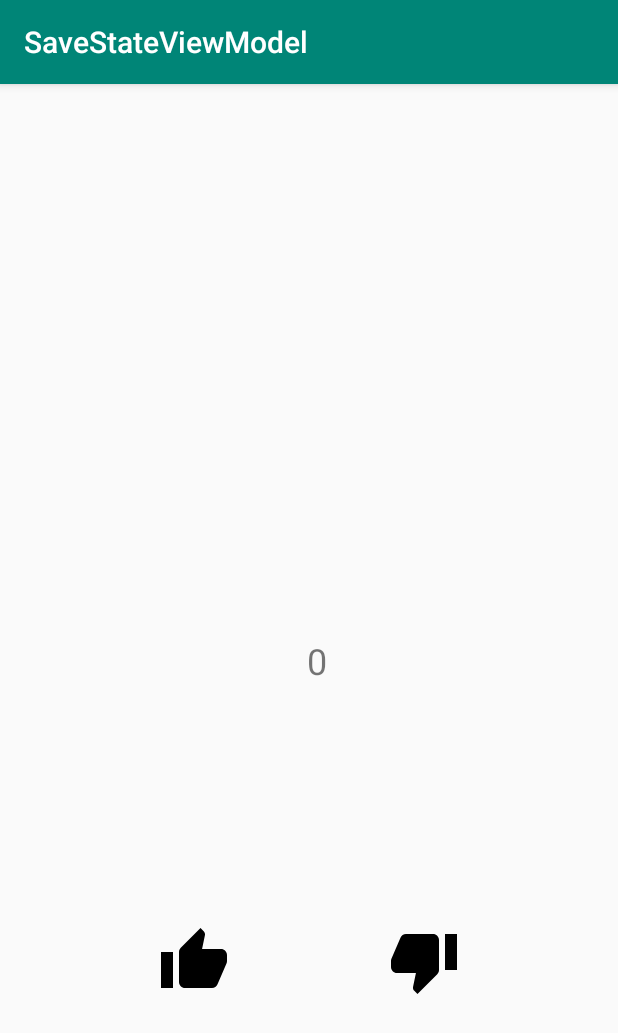
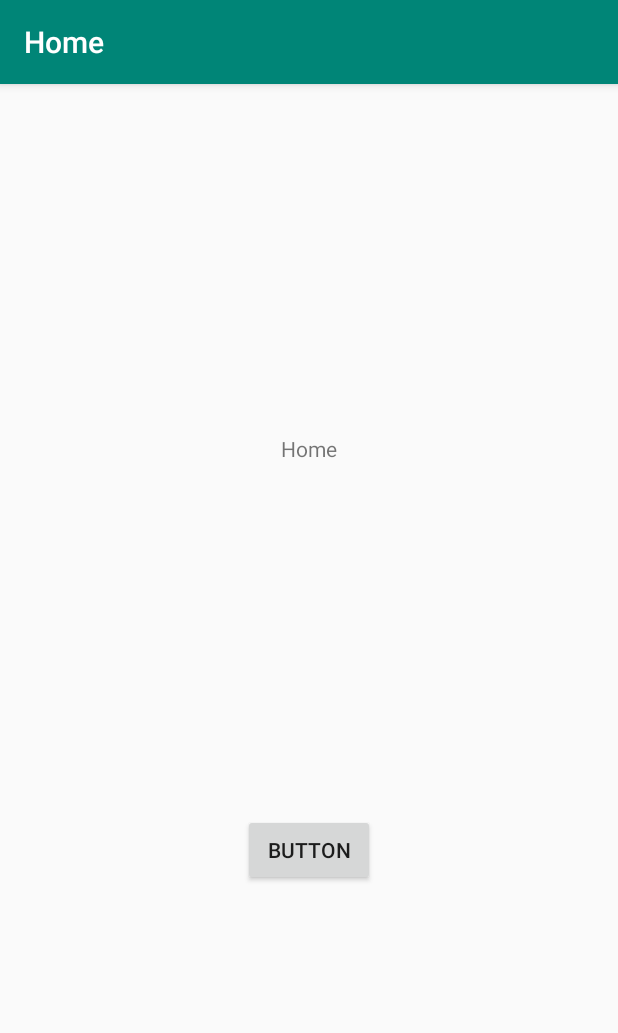
Before and after one commit to YouLe2016/Android, an Android app: the screen it shows after launch (SaveStateViewModelActivity before the commit, MainActivity after it), on a phone screen of 412 x 824 dp. Shown: the top 1033 px of the screen. Run offline under Robolectric (Android 15) with nearby library versions, the phone set to English and light mode, and no system bars; our stand-ins replace navigation-ui.

Commit message:
Navigation简单实现

```diff
--- a/app/build.gradle
+++ b/app/build.gradle
@@ -37,4 +37,6 @@ dependencies {
     androidTestImplementation 'androidx.test.espresso:espresso-core:3.2.0'
     implementation 'androidx.lifecycle:lifecycle-extensions:2.1.0'
     implementation 'androidx.lifecycle:lifecycle-viewmodel-savedstate:1.0.0-alpha05'
+    implementation 'androidx.navigation:navigation-fragment-ktx:2.1.0'
+    implementation 'androidx.navigation:navigation-ui-ktx:2.1.0'
 }
--- a/app/src/main/java/com/wyl/android/lifecycle/BaseActivity.kt
+++ b/app/src/main/java/com/wyl/android/lifecycle/BaseActivity.kt
@@ -38,15 +38,50 @@ import androidx.appcompat.app.AppCompatActivity
  * 内容描述：
  * 修改说明：
  */
+
+const val Lifecycle = "lifecycle"
+
 open class BaseActivity : AppCompatActivity() {
     protected val tag = this.javaClass.name
 
     override fun onCreate(savedInstanceState: Bundle?) {
+        Log.d(Lifecycle, "onCreate")
         super.onCreate(savedInstanceState)
     }
 
+    override fun onRestart() {
+        Log.d(Lifecycle, "onRestart")
+        super.onRestart()
+    }
+
+    override fun onStart() {
+        Log.d(Lifecycle, "onStart")
+        super.onStart()
+    }
+
+    override fun onResume() {
+        Log.d(Lifecycle, "onResume")
+        super.onResume()
+    }
+
+    override fun onPause() {
+        Log.d(Lifecycle, "onPause")
+        super.onPause()
+    }
+
+    override fun onSaveInstanceState(outState: Bundle) {
+        Log.d(Lifecycle, "onSaveInstanceState")
+        super.onSaveInstanceState(outState)
+    }
+
+    override fun onStop() {
+        Log.d(Lifecycle, "onStop")
+        super.onStop()
+    }
+
     override fun onDestroy() {
-        Log.d(tag, "onDestroy")
+        Log.d(Lifecycle, "onDestroy")
         super.onDestroy()
     }
+
 }
--- /dev/null
+++ b/app/src/main/java/com/wyl/android/navigation/HomeFragment.kt
@@ -0,0 +1,35 @@
+package com.wyl.android.navigation
+
+
+import android.os.Bundle
+import androidx.fragment.app.Fragment
+import android.view.LayoutInflater
+import android.view.View
+import android.view.ViewGroup
+import androidx.navigation.Navigation
+
+import com.wyl.android.R
+import kotlinx.android.synthetic.main.navigation_home_fragment.*
+
+/**
+ * A simple [Fragment] subclass.
+ */
+class HomeFragment : Fragment() {
+
+    override fun onCreateView(
+        inflater: LayoutInflater, container: ViewGroup?,
+        savedInstanceState: Bundle?
+    ): View? {
+        return inflater.inflate(R.layout.navigation_home_fragment, container, false)
+    }
+
+    override fun onActivityCreated(savedInstanceState: Bundle?) {
+        super.onActivityCreated(savedInstanceState)
+        button.setOnClickListener {
+            // val navController = NavHostFragment.findNavController(this)
+            val navController = Navigation.findNavController(it)
+            navController.navigate(R.id.action_homeFragment_to_detailFragment)
+        }
+    }
+
+}
--- /dev/null
+++ b/app/src/main/java/com/wyl/android/navigation/MainActivity.java
@@ -0,0 +1,51 @@
+package com.wyl.android.navigation;
+
+import android.os.Bundle;
+
+import androidx.annotation.Nullable;
+import androidx.navigation.NavController;
+import androidx.navigation.Navigation;
+import androidx.navigation.ui.NavigationUI;
+import androidx.navigation.ui.NavigationViewKt;
+
+import com.google.android.material.navigation.NavigationView;
+import com.wyl.android.R;
+import com.wyl.android.lifecycle.BaseActivity;
+
+/**
+ * 项目名称：android-learn
+ * 创建人：江心才子
+ * 创建时间：2019-9-23 17:54:15
+ * 内容描述：
+ * 修改说明：
+ */
+public class MainActivity extends BaseActivity {
+
+    @Override
+    public void onCreate(@Nullable Bundle savedInstanceState) {
+        super.onCreate(savedInstanceState);
+        setContentView(R.layout.activity_main);
+
+        final NavController navController = Navigation.findNavController(this, R.id.fragment);
+        NavigationUI.setupActionBarWithNavController(this, navController);
+    }
+
+    @Override
+    public boolean onSupportNavigateUp() {
+//        return super.onSupportNavigateUp();
+        final NavController navController = Navigation.findNavController(this, R.id.fragment);
+        return navController.navigateUp();
+    }
+
+    @Override
+    protected void onStart() {
+        super.onStart();
+    }
+
+    @Override
+    protected void onDestroy() {
+        super.onDestroy();
+    }
+
+
+}
--- a/app/src/main/res/layout/activity_main.xml
+++ b/app/src/main/res/layout/activity_main.xml
@@ -1,7 +1,18 @@
 <?xml version="1.0" encoding="utf-8"?>
-<LinearLayout xmlns:android="http://schemas.android.com/apk/res/android"
+<androidx.constraintlayout.widget.ConstraintLayout xmlns:android="http://schemas.android.com/apk/res/android"
+    xmlns:app="http://schemas.android.com/apk/res-auto"
     android:layout_width="match_parent"
-    android:layout_height="match_parent"
-    android:orientation="vertical">
+    android:layout_height="match_parent">
 
-</LinearLayout>
+    <fragment
+        android:id="@+id/fragment"
+        android:name="androidx.navigation.fragment.NavHostFragment"
+        android:layout_width="0dp"
+        android:layout_height="0dp"
+        app:defaultNavHost="true"
+        app:layout_constraintBottom_toBottomOf="parent"
+        app:layout_constraintEnd_toEndOf="parent"
+        app:layout_constraintStart_toStartOf="parent"
+        app:layout_constraintTop_toTopOf="parent"
+        app:navGraph="@navigation/my_nav_graph" />
+</androidx.constraintlayout.widget.ConstraintLayout>
--- /dev/null
+++ b/app/src/main/res/layout/navigation_home_fragment.xml
@@ -0,0 +1,30 @@
+<?xml version="1.0" encoding="utf-8"?>
+<androidx.constraintlayout.widget.ConstraintLayout xmlns:android="http://schemas.android.com/apk/res/android"
+    xmlns:app="http://schemas.android.com/apk/res-auto"
+    xmlns:tools="http://schemas.android.com/tools"
+    android:layout_width="match_parent"
+    android:layout_height="match_parent"
+    tools:context=".navigation.HomeFragment">
+
+    <TextView
+        android:id="@+id/textView"
+        android:layout_width="wrap_content"
+        android:layout_height="wrap_content"
+        android:text="@string/home"
+        app:layout_constraintBottom_toTopOf="@+id/button"
+        app:layout_constraintEnd_toEndOf="parent"
+        app:layout_constraintHorizontal_bias="0.5"
+        app:layout_constraintStart_toStartOf="parent"
+        app:layout_constraintTop_toTopOf="parent" />
+
+    <Button
+        android:id="@+id/button"
+        android:layout_width="wrap_content"
+        android:layout_height="wrap_content"
+        android:text="Button"
+        app:layout_constraintBottom_toBottomOf="parent"
+        app:layout_constraintEnd_toEndOf="parent"
+        app:layout_constraintHorizontal_bias="0.5"
+        app:layout_constraintStart_toStartOf="parent"
+        app:layout_constraintTop_toBottomOf="@+id/textView" />
+</androidx.constraintlayout.widget.ConstraintLayout>
--- a/app/src/main/res/layout/screen_orientation_activity.xml
+++ b/app/src/main/res/layout/screen_orientation_activity.xml
@@ -13,14 +13,14 @@
         android:text="Button"
         app:layout_constraintBottom_toTopOf="@+id/button3"
         app:layout_constraintEnd_toEndOf="parent"
-        app:layout_constraintEnd_toStartOf="@+id/button2"
+        app:layout_constraintEnd_toStartOf="@+id/button"
         app:layout_constraintHorizontal_bias="0.5"
         app:layout_constraintStart_toStartOf="parent"
         app:layout_constraintTop_toTopOf="parent"
         app:layout_constraintVertical_bias="0.265" />
 
     <Button
-        android:id="@+id/button2"
+        android:id="@+id/button"
         android:layout_width="wrap_content"
         android:layout_height="wrap_content"
         android:text="Button"
--- /dev/null
+++ b/app/src/main/res/navigation/my_nav_graph.xml
@@ -0,0 +1,30 @@
+<?xml version="1.0" encoding="utf-8"?>
+<navigation xmlns:android="http://schemas.android.com/apk/res/android"
+    xmlns:app="http://schemas.android.com/apk/res-auto"
+    xmlns:tools="http://schemas.android.com/tools"
+    android:id="@+id/my_nav_graph"
+    app:startDestination="@id/homeFragment">
+
+    <fragment
+        android:id="@+id/homeFragment"
+        android:name="com.wyl.android.navigation.HomeFragment"
+        android:label="@string/home"
+        tools:layout="@layout/navigation_home_fragment">
+        <action
+            android:id="@+id/action_homeFragment_to_detailFragment"
+            app:destination="@+id/detailFragment"
+            app:enterAnim="@anim/nav_default_enter_anim"
+            app:exitAnim="@anim/nav_default_exit_anim" />
+    </fragment>
+    <fragment
+        android:id="@+id/detailFragment"
+        android:name="com.wyl.android.navigation.DetailFragment"
+        android:label="@string/detail"
+        tools:layout="@layout/navigation_detail_fragment">
+        <action
+            android:id="@+id/action_detailFragment_to_homeFragment"
+            app:destination="@id/homeFragment"
+            app:enterAnim="@anim/nav_default_enter_anim"
+            app:exitAnim="@anim/nav_default_exit_anim" />
+    </fragment>
+</navigation>
--- a/app/src/main/res/values/strings.xml
+++ b/app/src/main/res/values/strings.xml
@@ -3,4 +3,11 @@
     <string name="welcome">Welcome</string>
     <string name="android_viewModel">AndroidViewModel</string>
     <string name="save_state_vieModel">SaveStateViewModel</string>
+
+    <!-- TODO: Remove or change this placeholder text -->
+    <string name="home">Home</string>
+    <string name="detail">Detail</string>
+
+
+
 </resources>
```
Also changed, not shown: app/src/main/AndroidManifest.xml (+19 -19 lines), app/src/main/java/com/wyl/android/MainActivity.java (deleted, +0 -35 lines), app/src/main/java/com/wyl/android/navigation/DetailFragment.kt (added, +36 -0 lines), app/src/main/res/layout-land/screen_orientation_activity.xml (+4 -4 lines), app/src/main/res/layout/navigation_detail_fragment.xml (added, +31 -0 lines).
